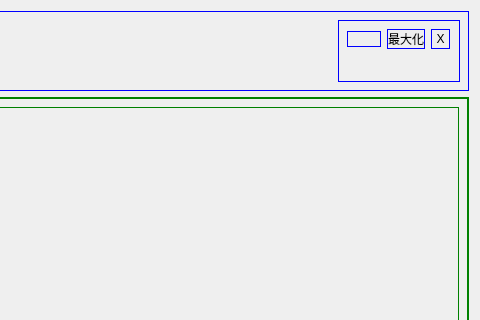
lucifer008/vehicle2022, file widget.ui: the form before one commit; both pictures show x 444 to 924 and y 0 to 320 of the 924 by 736 pixel window.
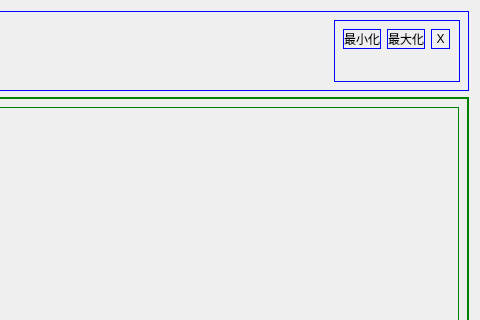
The form after the commit. Icons and pictures are not drawn.

Diff of the .ui file:
```diff
--- a/widget.ui
+++ b/widget.ui
@@ -110,7 +110,7 @@
          <item row="1" column="1">
           <widget class="QPushButton" name="pushButtonMin">
            <property name="text">
-            <string/>
+            <string>最小化</string>
            </property>
            <property name="flat">
             <bool>false</bool>
```
